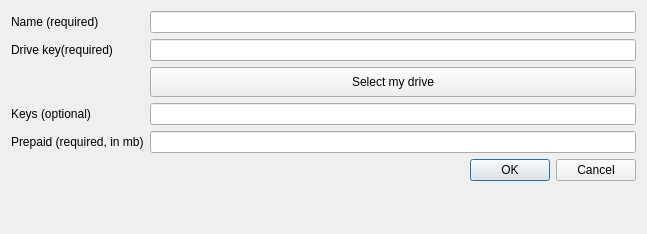
Old version of the form UserApp/AddDownloadChannelDialog.ui in the repository proximax-storage/cpp-xpx-storage-user-app.
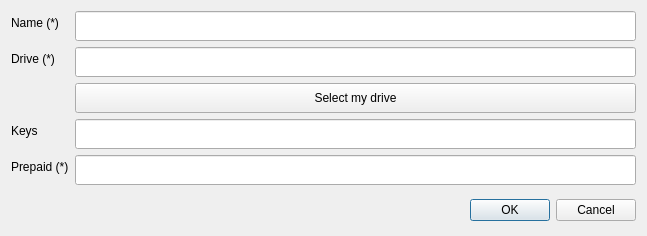
New version of the form.

Diff of the .ui file:
```diff
--- a/UserApp/AddDownloadChannelDialog.ui
+++ b/UserApp/AddDownloadChannelDialog.ui
@@ -10,7 +10,7 @@
     <x>0</x>
     <y>0</y>
     <width>647</width>
-    <height>234</height>
+    <height>236</height>
    </rect>
   </property>
   <property name="windowTitle">
@@ -24,80 +24,146 @@
      </property>
      <item>
       <layout class="QFormLayout" name="formLayout">
-       <item row="0" column="0">
-        <widget class="QLabel" name="label_2">
-         <property name="text">
-          <string>Name (required)</string>
-         </property>
-        </widget>
-       </item>
        <item row="0" column="1">
-        <widget class="QLineEdit" name="name"/>
+        <widget class="QLineEdit" name="name">
+         <property name="minimumSize">
+          <size>
+           <width>0</width>
+           <height>30</height>
+          </size>
+         </property>
+         <property name="maximumSize">
+          <size>
+           <width>16777215</width>
+           <height>30</height>
+          </size>
+         </property>
+        </widget>
        </item>
        <item row="1" column="0">
         <widget class="QLabel" name="label">
          <property name="text">
-          <string>Drive key(required)</string>
+          <string>Drive (*)</string>
          </property>
         </widget>
        </item>
        <item row="1" column="1">
-        <widget class="QLineEdit" name="driveKey"/>
+        <widget class="QLineEdit" name="driveKey">
+         <property name="minimumSize">
+          <size>
+           <width>0</width>
+           <height>30</height>
+          </size>
+         </property>
+         <property name="maximumSize">
+          <size>
+           <width>16777215</width>
+           <height>30</height>
+          </size>
+         </property>
+        </widget>
        </item>
-       <item row="5" column="0">
+       <item row="2" column="1">
+        <widget class="QPushButton" name="m_selectMyDriveBtn">
+         <property name="sizePolicy">
+          <sizepolicy hsizetype="Minimum" vsizetype="Maximum">
+           <horstretch>0</horstretch>
+           <verstretch>0</verstretch>
+          </sizepolicy>
+         </property>
+         <property name="minimumSize">
+          <size>
+           <width>0</width>
+           <height>30</height>
+          </size>
+         </property>
+         <property name="maximumSize">
+          <size>
+           <width>16777215</width>
+           <height>30</height>
+          </size>
+         </property>
+         <property name="text">
+          <string>Select my drive</string>
+         </property>
+        </widget>
+       </item>
+       <item row="3" column="0">
         <widget class="QLabel" name="keys">
          <property name="text">
-          <string>Keys (optional)</string>
-         </property>
-        </widget>
-       </item>
-       <item row="5" column="1">
-        <widget class="QLineEdit" name="keysLine"/>
-       </item>
-       <item row="6" column="0">
-        <widget class="QLabel" name="prepaidAmount">
-         <property name="text">
-          <string>Prepaid (required, in mb)</string>
-         </property>
-        </widget>
-       </item>
-       <item row="6" column="1">
-        <widget class="QLineEdit" name="prepaidAmountLine"/>
-       </item>
-       <item row="7" column="1">
-        <widget class="QDialogButtonBox" name="buttonBox">
-         <property name="standardButtons">
-          <set>QDialogButtonBox::Cancel|QDialogButtonBox::Ok</set>
+          <string>Keys</string>
          </property>
         </widget>
        </item>
        <item row="3" column="1">
-        <layout class="QVBoxLayout" name="verticalLayout_3">
-         <item>
-          <widget class="QPushButton" name="m_selectMyDriveBtn">
-           <property name="sizePolicy">
-            <sizepolicy hsizetype="Minimum" vsizetype="Maximum">
-             <horstretch>0</horstretch>
-             <verstretch>0</verstretch>
-            </sizepolicy>
-           </property>
-           <property name="minimumSize">
-            <size>
-             <width>0</width>
-             <height>30</height>
-            </size>
-           </property>
-           <property name="text">
-            <string>Select my drive</string>
-           </property>
-          </widget>
-         </item>
-        </layout>
+        <widget class="QLineEdit" name="keysLine">
+         <property name="minimumSize">
+          <size>
+           <width>0</width>
+           <height>30</height>
+          </size>
+         </property>
+         <property name="maximumSize">
+          <size>
+           <width>16777215</width>
+           <height>30</height>
+          </size>
+         </property>
+        </widget>
+       </item>
+       <item row="4" column="0">
+        <widget class="QLabel" name="prepaidAmount">
+         <property name="text">
+          <string>Prepaid (*)</string>
+         </property>
+        </widget>
+       </item>
+       <item row="4" column="1">
+        <widget class="QLineEdit" name="prepaidAmountLine">
+         <property name="minimumSize">
+          <size>
+           <width>0</width>
+           <height>30</height>
+          </size>
+         </property>
+         <property name="maximumSize">
+          <size>
+           <width>16777215</width>
+           <height>30</height>
+          </size>
+         </property>
+        </widget>
+       </item>
+       <item row="0" column="0">
+        <widget class="QLabel" name="label_2">
+         <property name="text">
+          <string>Name (*)</string>
+         </property>
+        </widget>
        </item>
       </layout>
      </item>
     </layout>
    </item>
+   <item>
+    <widget class="QDialogButtonBox" name="buttonBox">
+     <property name="minimumSize">
+      <size>
+       <width>0</width>
+       <height>30</height>
+      </size>
+     </property>
+     <property name="maximumSize">
+      <size>
+       <width>16777215</width>
+       <height>30</height>
+      </size>
+     </property>
+     <property name="standardButtons">
+      <set>QDialogButtonBox::Cancel|QDialogButtonBox::Ok</set>
+     </property>
+    </widget>
+   </item>
   </layout>
  </widget>
  <resources/>
```
